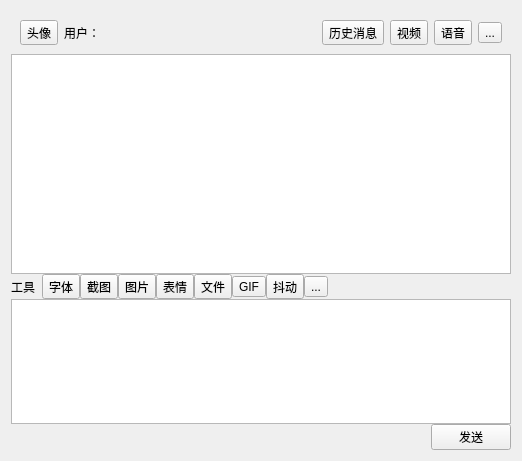
Before: the Qt Designer form qtClient/chatwindow.ui in huwei12345/smallchat, drawn with Qt 5.
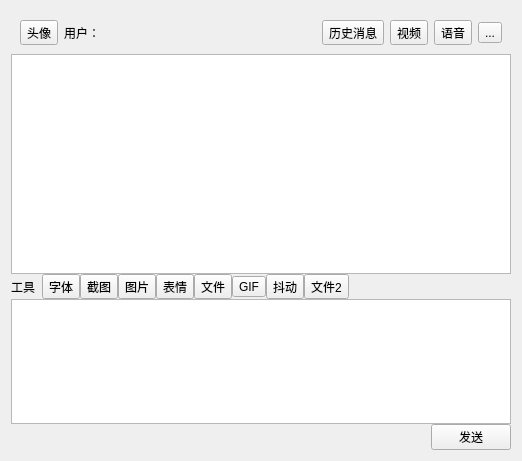
After: the same form once the commit is applied.

The edit to the form file:
```diff
--- a/qtClient/chatwindow.ui
+++ b/qtClient/chatwindow.ui
@@ -174,7 +174,7 @@
          <item>
           <widget class="QToolButton" name="toolButton_9">
            <property name="text">
-            <string>...</string>
+            <string>文件2</string>
            </property>
           </widget>
          </item>
```
Left out of the diff: 4 changed lines with no effect on the pictures.
